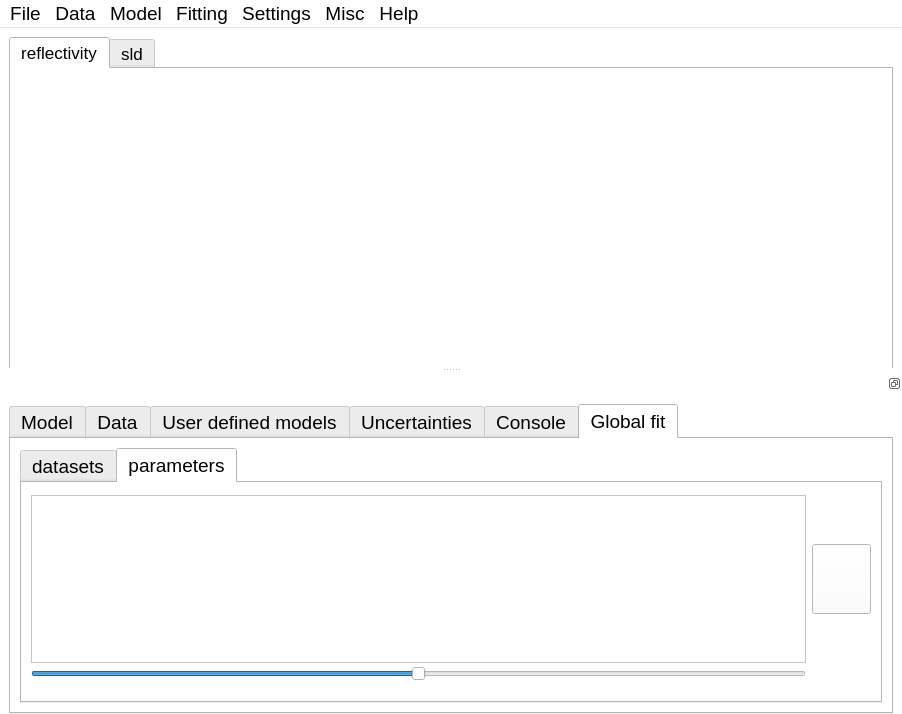
The window that motofit/Motofit.ui (refnx/refnx) describes before a commit, drawn with Qt 5.
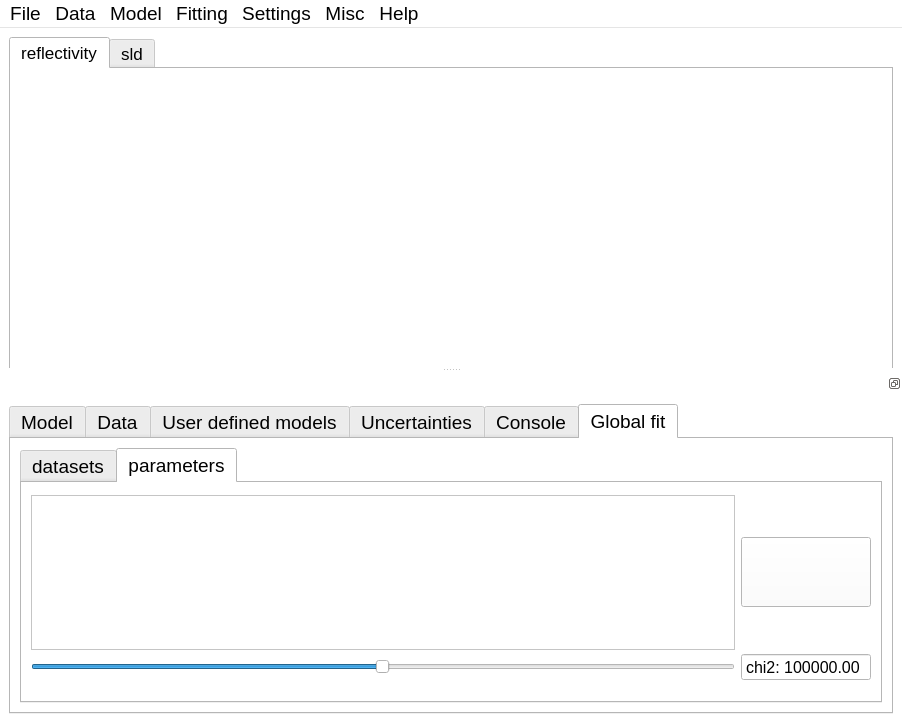
The same window after the commit. The open tabs and pages were chosen to show the change. Icons and pictures are not drawn.

Patch:
```diff
--- a/motofit/Motofit.ui
+++ b/motofit/Motofit.ui
@@ -1470,6 +1470,36 @@
              <item row="0" column="0">
               <widget class="QTableView" name="globalfitting_ParamsView"/>
              </item>
+             <item row="1" column="1">
+              <widget class="QDoubleSpinBox" name="chi2GF">
+               <property name="minimumSize">
+                <size>
+                 <width>130</width>
+                 <height>0</height>
+                </size>
+               </property>
+               <property name="font">
+                <font>
+                 <pointsize>12</pointsize>
+                </font>
+               </property>
+               <property name="readOnly">
+                <bool>true</bool>
+               </property>
+               <property name="buttonSymbols">
+                <enum>QAbstractSpinBox::NoButtons</enum>
+               </property>
+               <property name="prefix">
+                <string>chi2: </string>
+               </property>
+               <property name="maximum">
+                <double>1000000000.000000000000000</double>
+               </property>
+               <property name="value">
+                <double>999999999.000000000000000</double>
+               </property>
+              </widget>
+             </item>
             </layout>
            </widget>
           </widget>
```
